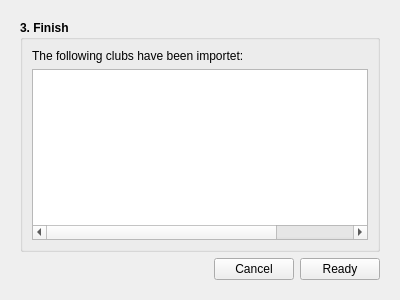
Above: modules/import/importmodule.ui from MrApe/OpenCompetition before the change. Below: the same form after it.
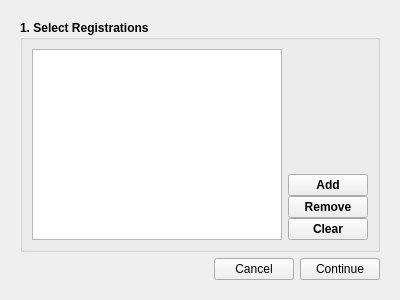
That is the form after the change. The open tabs and pages were chosen to show the change.

The edit to the form file:
```diff
--- a/modules/import/importmodule.ui
+++ b/modules/import/importmodule.ui
@@ -196,129 +196,6 @@
          <item>
           <widget class="QPushButton" name="next2">
            <property name="text">
-            <string>Continue</string>
-           </property>
-          </widget>
-         </item>
-        </layout>
-       </item>
-      </layout>
-     </widget>
-     <widget class="QWidget" name="finalPage">
-      <layout class="QVBoxLayout" name="verticalLayout_5">
-       <item>
-        <widget class="QGroupBox" name="groupBox_3">
-         <property name="font">
-          <font>
-           <weight>75</weight>
-           <bold>true</bold>
-          </font>
-         </property>
-         <property name="title">
-          <string>3. Finish</string>
-         </property>
-         <layout class="QVBoxLayout" name="verticalLayout_6">
-          <item>
-           <widget class="QLabel" name="label">
-            <property name="font">
-             <font>
-              <weight>50</weight>
-              <bold>false</bold>
-             </font>
-            </property>
-            <property name="text">
-             <string>The following clubs have been importet:</string>
-            </property>
-           </widget>
-          </item>
-          <item>
-           <widget class="QTableWidget" name="tableWidget">
-            <attribute name="horizontalHeaderVisible">
-             <bool>false</bool>
-            </attribute>
-            <attribute name="horizontalHeaderDefaultSectionSize">
-             <number>85</number>
-            </attribute>
-            <attribute name="horizontalHeaderVisible">
-             <bool>false</bool>
-            </attribute>
-            <attribute name="horizontalHeaderDefaultSectionSize">
-             <number>85</number>
-            </attribute>
-            <column>
-             <property name="text">
-              <string>Verein</string>
-             </property>
-             <property name="font">
-              <font>
-               <weight>75</weight>
-               <bold>true</bold>
-              </font>
-             </property>
-            </column>
-            <column>
-             <property name="text">
-              <string>Newcomer</string>
-             </property>
-             <property name="font">
-              <font>
-               <weight>75</weight>
-               <bold>true</bold>
-              </font>
-             </property>
-            </column>
-            <column>
-             <property name="text">
-              <string>Cup</string>
-             </property>
-             <property name="font">
-              <font>
-               <weight>75</weight>
-               <bold>true</bold>
-              </font>
-             </property>
-            </column>
-            <column>
-             <property name="text">
-              <string>Masters</string>
-             </property>
-             <property name="font">
-              <font>
-               <weight>75</weight>
-               <bold>true</bold>
-              </font>
-             </property>
-            </column>
-           </widget>
-          </item>
-         </layout>
-        </widget>
-       </item>
-       <item>
-        <layout class="QHBoxLayout" name="BtnBar3">
-         <item>
-          <spacer name="horizontalSpacer_3">
-           <property name="orientation">
-            <enum>Qt::Horizontal</enum>
-           </property>
-           <property name="sizeHint" stdset="0">
-            <size>
-             <width>40</width>
-             <height>20</height>
-            </size>
-           </property>
-          </spacer>
-         </item>
-         <item>
-          <widget class="QPushButton" name="cancel3">
-           <property name="text">
-            <string>Cancel</string>
-           </property>
-          </widget>
-         </item>
-         <item>
-          <widget class="QPushButton" name="ready">
-           <property name="text">
             <string>Ready</string>
            </property>
           </widget>
```
Left out of the diff: 31 changed lines with no effect on the pictures.
